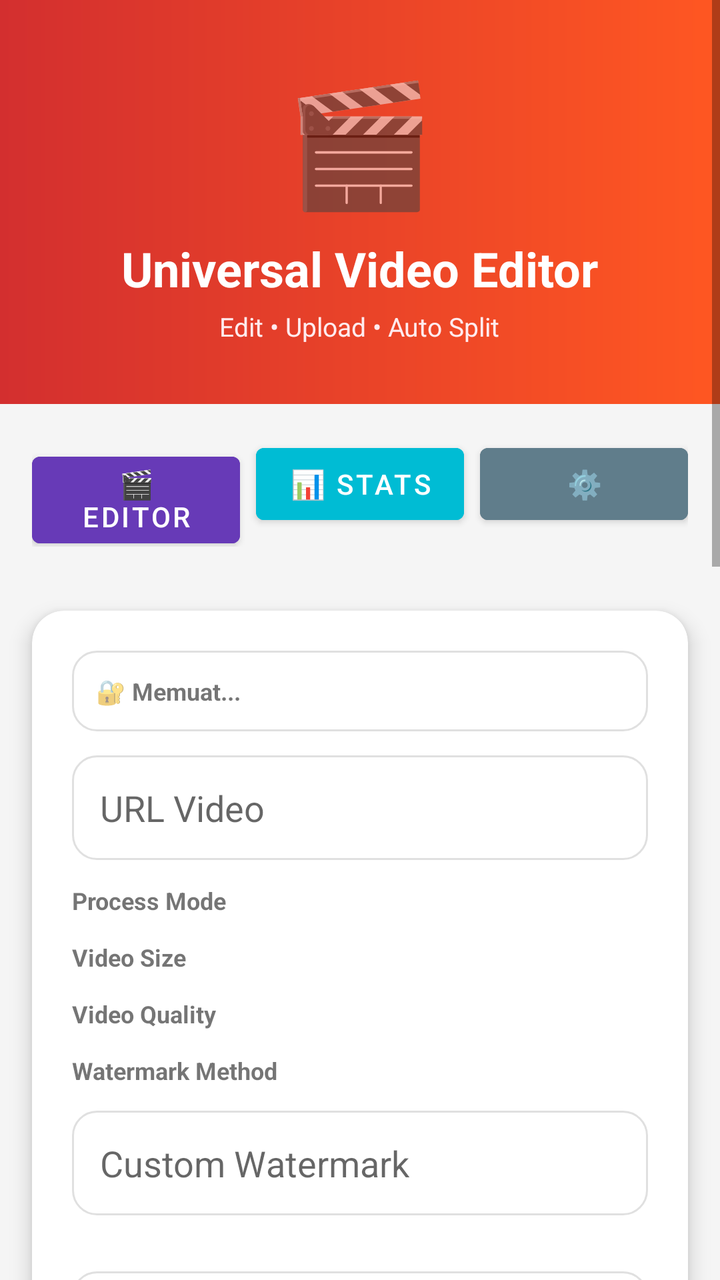
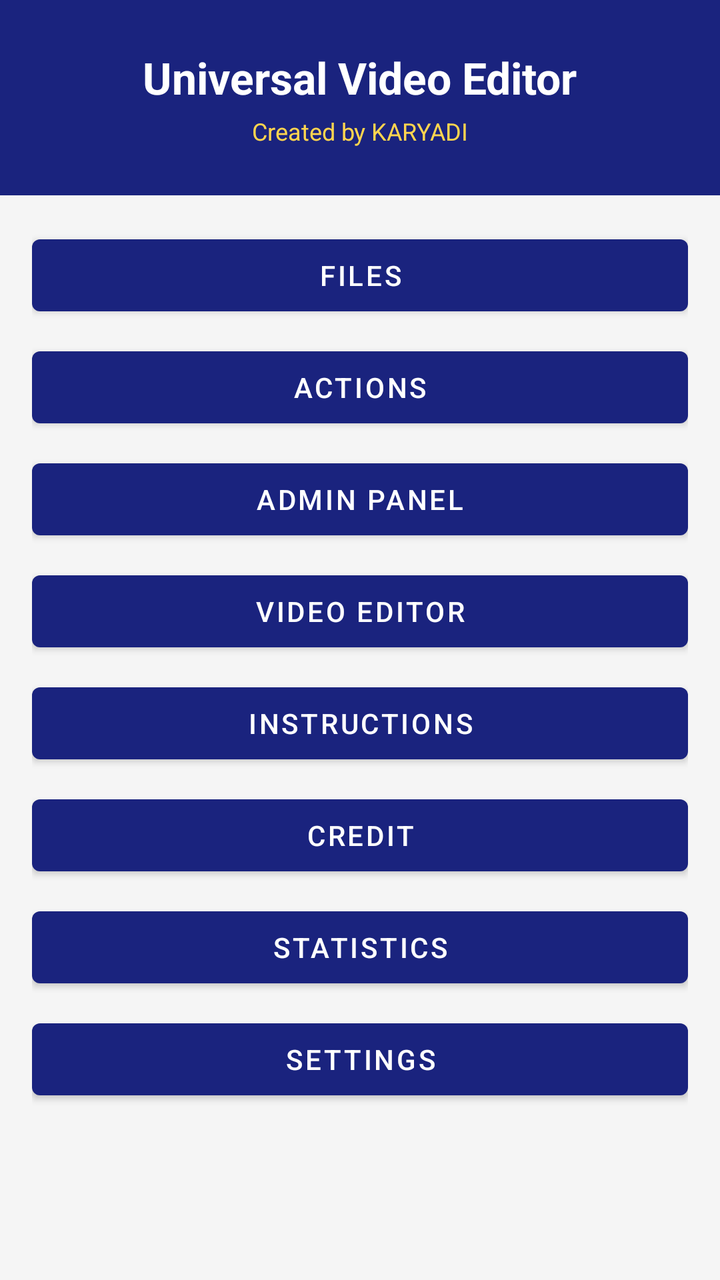

Two renders of the same Android screen: before a commit and after it. Below are the layout's source before the change and the commit's diff.
<!-- AndroidManifest.xml: application theme Theme.YadPipeline -->
<!-- res/layout/activity_main.xml -->
<?xml version="1.0" encoding="utf-8"?>
<ScrollView xmlns:android="http://schemas.android.com/apk/res/android"
    xmlns:app="http://schemas.android.com/apk/res-auto"
    android:layout_width="match_parent" android:layout_height="match_parent"
    android:fillViewport="true" android:background="@color/bg_light">
    <LinearLayout android:layout_width="match_parent" android:layout_height="wrap_content"
        android:orientation="vertical">

        <LinearLayout android:id="@+id/adminTapArea"
            android:layout_width="match_parent" android:layout_height="wrap_content"
            android:orientation="vertical" android:background="@drawable/header_gradient"
            android:padding="30dp" android:gravity="center"
            android:clickable="true" android:focusable="true">
            <TextView android:layout_width="wrap_content" android:layout_height="wrap_content"
                android:text="🎬" android:textSize="60sp" />
            <TextView android:layout_width="wrap_content" android:layout_height="wrap_content"
                android:text="Universal Video Editor" android:textSize="24sp"
                android:textStyle="bold" android:textColor="#FFFFFF" android:layout_marginTop="8dp" />
            <TextView android:layout_width="wrap_content" android:layout_height="wrap_content"
                android:text="Edit • Upload • Auto Split" android:textSize="13sp"
                android:textColor="#FFEBEE" android:layout_marginTop="4dp" />
        </LinearLayout>

        <ProgressBar android:id="@+id/progressBar" android:layout_width="wrap_content"
            android:layout_height="wrap_content" android:layout_gravity="center"
            android:visibility="gone" android:layout_marginTop="16dp"
            android:indeterminateTint="@color/brand_primary" />

        <LinearLayout android:layout_width="match_parent" android:layout_height="wrap_content"
            android:orientation="horizontal" android:padding="16dp">
            <Button android:id="@+id/btnVideoEditor" android:layout_width="0dp"
                android:layout_height="wrap_content" android:layout_weight="1"
                android:text="🎬 Editor" android:backgroundTint="#673AB7" android:textColor="#FFFFFF" />
            <Button android:id="@+id/btnStatistics" android:layout_width="0dp"
                android:layout_height="wrap_content" android:layout_weight="1"
                android:text="📊 Stats" android:backgroundTint="#00BCD4" android:textColor="#FFFFFF"
                android:layout_marginStart="8dp" />
            <Button android:id="@+id/btnSettings" android:layout_width="0dp"
                android:layout_height="wrap_content" android:layout_weight="1"
                android:text="⚙️" android:backgroundTint="#607D8B" android:textColor="#FFFFFF"
                android:layout_marginStart="8dp" />
        </LinearLayout>

        <androidx.cardview.widget.CardView android:layout_width="match_parent"
            android:layout_height="wrap_content" android:layout_margin="16dp"
            app:cardCornerRadius="16dp" app:cardElevation="6dp">
            <LinearLayout android:layout_width="match_parent" android:layout_height="wrap_content"
                android:orientation="vertical" android:padding="20dp">

                <TextView android:id="@+id/tvTokenInfo" android:layout_width="match_parent"
                    android:layout_height="wrap_content" android:text="🔐 Memuat..."
                    android:textSize="12sp" android:padding="12dp" android:background="@drawable/card_bg"
                    android:textStyle="bold" />

                <EditText android:id="@+id/etUrl" android:layout_width="match_parent"
                    android:layout_height="wrap_content" android:hint="URL Video"
                    android:inputType="textUri" android:padding="14dp"
                    android:background="@drawable/card_bg" android:layout_marginTop="12dp" />

                <TextView android:text="Process Mode" android:textSize="12sp"
                    android:textStyle="bold" android:layout_marginTop="12dp"
                    android:layout_width="wrap_content" android:layout_height="wrap_content" />
                <Spinner android:id="@+id/spinnerProcessMode" android:layout_width="match_parent"
                    android:layout_height="wrap_content" android:background="@drawable/card_bg" />

                <TextView android:text="Video Size" android:textSize="12sp"
                    android:textStyle="bold" android:layout_marginTop="12dp"
                    android:layout_width="wrap_content" android:layout_height="wrap_content" />
                <Spinner android:id="@+id/spinnerVideoSize" android:layout_width="match_parent"
                    android:layout_height="wrap_content" android:background="@drawable/card_bg" />

                <TextView android:text="Video Quality" android:textSize="12sp"
                    android:textStyle="bold" android:layout_marginTop="12dp"
                    android:layout_width="wrap_content" android:layout_height="wrap_content" />
                <Spinner android:id="@+id/spinnerVideoQuality" android:layout_width="match_parent"
                    android:layout_height="wrap_content" android:background="@drawable/card_bg" />

                <TextView android:text="Watermark Method" android:textSize="12sp"
                    android:textStyle="bold" android:layout_marginTop="12dp"
                    android:layout_width="wrap_content" android:layout_height="wrap_content" />
                <Spinner android:id="@+id/spinnerMethod" android:layout_width="match_parent"
                    android:layout_height="wrap_content" android:background="@drawable/card_bg" />

                <EditText android:id="@+id/etWatermarkText" android:layout_width="match_parent"
                    android:layout_height="wrap_content" android:hint="Custom Watermark"
                    android:inputType="text" android:padding="14dp"
                    android:background="@drawable/card_bg" android:layout_marginTop="12dp" />

                <Spinner android:id="@+id/spinnerWatermarkPosition" android:layout_width="match_parent"
                    android:layout_height="wrap_content" android:background="@drawable/card_bg"
                    android:layout_marginTop="8dp" />

                <Spinner android:id="@+id/spinnerWatermarkStyle" android:layout_width="match_parent"
                    android:layout_height="wrap_content" android:background="@drawable/card_bg"
                    android:layout_marginTop="8dp" />

                <EditText android:id="@+id/etPartDuration" android:layout_width="match_parent"
                    android:layout_height="wrap_content" android:text="300" android:inputType="number"
                    android:hint="Part Duration (detik)" android:padding="14dp"
                    android:background="@drawable/card_bg" android:layout_marginTop="12dp" />

                <Spinner android:id="@+id/spinnerPrivacy" android:layout_width="match_parent"
                    android:layout_height="wrap_content" android:background="@drawable/card_bg"
                    android:layout_marginTop="8dp" />

                <Spinner android:id="@+id/spinnerAutoUpload" android:layout_width="match_parent"
                    android:layout_height="wrap_content" android:background="@drawable/card_bg"
                    android:layout_marginTop="8dp" />

                <Spinner android:id="@+id/spinnerUploadType" android:layout_width="match_parent"
                    android:layout_height="wrap_content" android:background="@drawable/card_bg"
                    android:layout_marginTop="8dp" />

                <EditText android:id="@+id/etDelay" android:layout_width="match_parent"
                    android:layout_height="wrap_content" android:text="60" android:inputType="number"
                    android:hint="Upload Delay" android:padding="14dp"
                    android:background="@drawable/card_bg" android:layout_marginTop="12dp" />

                <EditText android:id="@+id/etStartPart" android:layout_width="match_parent"
                    android:layout_height="wrap_content" android:text="1" android:inputType="number"
                    android:hint="Start Part" android:padding="14dp"
                    android:background="@drawable/card_bg" android:layout_marginTop="12dp" />

                <LinearLayout android:id="@+id/layoutTokenUpload"
                    android:layout_width="match_parent" android:layout_height="wrap_content"
                    android:orientation="vertical" android:visibility="gone"
                    android:layout_marginTop="16dp">
                    <Button android:id="@+id/btnUploadYtToken" android:layout_width="match_parent"
                        android:layout_height="wrap_content" android:text="📤 Upload YouTube Token"
                        android:backgroundTint="@color/danger" android:textColor="#FFFFFF" />
                    <Button android:id="@+id/btnUploadApiKey" android:layout_width="match_parent"
                        android:layout_height="wrap_content" android:text="🔑 Upload API Key"
                        android:backgroundTint="@color/success" android:textColor="#FFFFFF"
                        android:layout_marginTop="8dp" />
                </LinearLayout>

                <Button android:id="@+id/btnRunWorkflow" android:layout_width="match_parent"
                    android:layout_height="60dp" android:text="🚀 RUN WORKFLOW"
                    android:textSize="17sp" android:textStyle="bold" android:textColor="#FFFFFF"
                    android:background="@drawable/header_gradient" android:layout_marginTop="20dp" />

                <Button android:id="@+id/btnOpenFiles" android:layout_width="match_parent"
                    android:layout_height="wrap_content" android:text="📁 Artifacts &amp; Releases"
                    android:textColor="#FFFFFF" android:backgroundTint="@color/purple"
                    android:layout_marginTop="10dp" />

                <Button android:id="@+id/btnOpenActionsView" android:layout_width="match_parent"
                    android:layout_height="wrap_content" android:text="📋 Actions History"
                    android:textColor="#FFFFFF" android:backgroundTint="#673AB7"
                    android:layout_marginTop="10dp" />

                <Button android:id="@+id/btnCheckStatus" android:layout_width="match_parent"
                    android:layout_height="wrap_content" android:text="📊 Check Status"
                    android:textColor="#FFFFFF" android:backgroundTint="@color/warning"
                    android:layout_marginTop="10dp" />

                <Button android:id="@+id/btnInstructions" android:layout_width="match_parent"
                    android:layout_height="wrap_content" android:text="📖 Instruksi"
                    android:textColor="#FFFFFF" android:backgroundTint="#00BCD4"
                    android:layout_marginTop="10dp" />

                <Button android:id="@+id/btnCredit" android:layout_width="match_parent"
                    android:layout_height="wrap_content" android:text="💝 Credits"
                    android:textColor="#FFFFFF" android:backgroundTint="#E91E63"
                    android:layout_marginTop="10dp" />

                <Button android:id="@+id/btnLogout" android:layout_width="match_parent"
                    android:layout_height="wrap_content" android:text="🔄 Reset"
                    android:textColor="#FFFFFF" android:backgroundTint="@color/text_secondary"
                    android:layout_marginTop="10dp" />

                <TextView android:id="@+id/tvStatus" android:layout_width="match_parent"
                    android:layout_height="wrap_content" android:padding="16dp"
                    android:background="@drawable/card_bg" android:textSize="12sp"
                    android:fontFamily="monospace" android:layout_marginTop="16dp"
                    android:minHeight="80dp" android:gravity="top" />
            </LinearLayout>
        </androidx.cardview.widget.CardView>

        <TextView android:layout_width="match_parent" android:layout_height="wrap_content"
            android:text="CREATED BY KARYADI · CODING KARYADI · DESIGNED BY KARYADI"
            android:textSize="10sp" android:textStyle="bold"
            android:textColor="@color/text_secondary"
            android:gravity="center" android:padding="16dp" />
    </LinearLayout>
</ScrollView>
<!-- resources referenced by this layout -->
<resources>
  <color name="bg_light">#F5F5F5</color>
  <color name="brand_primary">#1A237E</color>
  <color name="danger">#F44336</color>
  <color name="purple">#9C27B0</color>
  <color name="success">#4CAF50</color>
  <color name="text_secondary">#757575</color>
  <color name="warning">#FF9800</color>
  <!-- drawable card_bg (drawable) -->
  <?xml version="1.0" encoding="utf-8"?>
  <shape xmlns:android="http://schemas.android.com/apk/res/android">
      <solid android:color="#FFFFFF" />
      <corners android:radius="12dp" />
      <stroke android:width="1dp" android:color="#E0E0E0" />
  </shape>
  <!-- drawable header_gradient (drawable) -->
  <?xml version="1.0" encoding="utf-8"?>
  <shape xmlns:android="http://schemas.android.com/apk/res/android">
      <gradient
          android:angle="0"
          android:startColor="#D32F2F"
          android:endColor="#FF5722"
          android:type="linear" />
  </shape>
  <style name="Theme.YadPipeline" parent="Theme.MaterialComponents.DayNight.NoActionBar">
          <item name="colorPrimary">@color/primary</item>
          <item name="colorPrimaryVariant">@color/primary_dark</item>
          <item name="colorOnPrimary">@color/white</item>
          <item name="colorSecondary">@color/accent</item>
          <item name="colorSecondaryVariant">@color/accent_dark</item>
          <item name="colorOnSecondary">@color/white</item>
          <item name="android:statusBarColor" tools:targetApi="l">@color/primary_dark</item>
      </style>
  <color name="primary">#1A237E</color>
  <color name="primary_dark">#0D47A1</color>
  <color name="white">#FFFFFF</color>
  <color name="accent">#FF9800</color>
  <color name="accent_dark">#F57C00</color>
</resources>

<!-- the commit's change to res/layout/activity_main.xml (unified diff, before → after) -->
@@ -1,186 +1,69 @@
 <?xml version="1.0" encoding="utf-8"?>
 <ScrollView xmlns:android="http://schemas.android.com/apk/res/android"
-    xmlns:app="http://schemas.android.com/apk/res-auto"
-    android:layout_width="match_parent" android:layout_height="match_parent"
-    android:fillViewport="true" android:background="@color/bg_light">
-    <LinearLayout android:layout_width="match_parent" android:layout_height="wrap_content"
-        android:orientation="vertical">
+    android:layout_width="match_parent"
+    android:layout_height="match_parent"
+    android:background="#F5F5F5">
 
-        <LinearLayout android:id="@+id/adminTapArea"
-            android:layout_width="match_parent" android:layout_height="wrap_content"
-            android:orientation="vertical" android:background="@drawable/header_gradient"
-            android:padding="30dp" android:gravity="center"
-            android:clickable="true" android:focusable="true">
-            <TextView android:layout_width="wrap_content" android:layout_height="wrap_content"
-                android:text="🎬" android:textSize="60sp" />
-            <TextView android:layout_width="wrap_content" android:layout_height="wrap_content"
-                android:text="Universal Video Editor" android:textSize="24sp"
-                android:textStyle="bold" android:textColor="#FFFFFF" android:layout_marginTop="8dp" />
-            <TextView android:layout_width="wrap_content" android:layout_height="wrap_content"
-                android:text="Edit • Upload • Auto Split" android:textSize="13sp"
-                android:textColor="#FFEBEE" android:layout_marginTop="4dp" />
+    <LinearLayout
+        android:orientation="vertical"
+        android:layout_width="match_parent"
+        android:layout_height="wrap_content">
+
+        <LinearLayout
+            android:orientation="vertical"
+            android:background="#1A237E"
+            android:padding="24dp"
+            android:layout_width="match_parent"
+            android:layout_height="wrap_content">
+            <TextView
+                android:text="Universal Video Editor"
+                android:textColor="#FFFFFF"
+                android:textSize="22sp"
+                android:textStyle="bold"
+                android:layout_gravity="center"
+                android:layout_width="wrap_content"
+                android:layout_height="wrap_content"/>
+            <TextView
+                android:id="@+id/tvCredit"
+                android:text="Created by KARYADI"
+                android:textColor="#FFD54F"
+                android:textSize="12sp"
+                android:layout_gravity="center"
+                android:layout_marginTop="4dp"
+                android:layout_width="wrap_content"
+                android:layout_height="wrap_content"/>
         </LinearLayout>
 
-        <ProgressBar android:id="@+id/progressBar" android:layout_width="wrap_content"
-            android:layout_height="wrap_content" android:layout_gravity="center"
-            android:visibility="gone" android:layout_marginTop="16dp"
-            android:indeterminateTint="@color/brand_primary" />
+        <LinearLayout
+            android:orientation="vertical"
+            android:padding="16dp"
+            android:layout_width="match_parent"
+            android:layout_height="wrap_content">
 
-        <LinearLayout android:layout_width="match_parent" android:layout_height="wrap_content"
-            android:orientation="horizontal" android:padding="16dp">
-            <Button android:id="@+id/btnVideoEditor" android:layout_width="0dp"
-                android:layout_height="wrap_content" android:layout_weight="1"
-                android:text="🎬 Editor" android:backgroundTint="#673AB7" android:textColor="#FFFFFF" />
-            <Button android:id="@+id/btnStatistics" android:layout_width="0dp"
-                android:layout_height="wrap_content" android:layout_weight="1"
-                android:text="📊 Stats" android:backgroundTint="#00BCD4" android:textColor="#FFFFFF"
-                android:layout_marginStart="8dp" />
-            <Button android:id="@+id/btnSettings" android:layout_width="0dp"
-                android:layout_height="wrap_content" android:layout_weight="1"
-                android:text="⚙️" android:backgroundTint="#607D8B" android:textColor="#FFFFFF"
-                android:layout_marginStart="8dp" />
+            <Button android:id="@+id/btnFiles" android:text="Files"
+                android:layout_marginBottom="8dp"
+                android:layout_width="match_parent" android:layout_height="wrap_content"/>
+            <Button android:id="@+id/btnActions" android:text="Actions"
+                android:layout_marginBottom="8dp"
+                android:layout_width="match_parent" android:layout_height="wrap_content"/>
+            <Button android:id="@+id/btnAdmin" android:text="Admin Panel"
+                android:layout_marginBottom="8dp"
+                android:layout_width="match_parent" android:layout_height="wrap_content"/>
+            <Button android:id="@+id/btnEditor" android:text="Video Editor"
+                android:layout_marginBottom="8dp"
+                android:layout_width="match_parent" android:layout_height="wrap_content"/>
+            <Button android:id="@+id/btnInstructions" android:text="Instructions"
+                android:layout_marginBottom="8dp"
+                android:layout_width="match_parent" android:layout_height="wrap_content"/>
+            <Button android:id="@+id/btnCredit" android:text="Credit"
+                android:layout_marginBottom="8dp"
+                android:layout_width="match_parent" android:layout_height="wrap_content"/>
+            <Button android:id="@+id/btnStatistics" android:text="Statistics"
+                android:layout_marginBottom="8dp"
+                android:layout_width="match_parent" android:layout_height="wrap_content"/>
+            <Button android:id="@+id/btnSettings" android:text="Settings"
+                android:layout_marginBottom="8dp"
+                android:layout_width="match_parent" android:layout_height="wrap_content"/>
         </LinearLayout>
-
-        <androidx.cardview.widget.CardView android:layout_width="match_parent"
-            android:layout_height="wrap_content" android:layout_margin="16dp"
-            app:cardCornerRadius="16dp" app:cardElevation="6dp">
-            <LinearLayout android:layout_width="match_parent" android:layout_height="wrap_content"
-                android:orientation="vertical" android:padding="20dp">
-
-                <TextView android:id="@+id/tvTokenInfo" android:layout_width="match_parent"
-                    android:layout_height="wrap_content" android:text="🔐 Memuat..."
-                    android:textSize="12sp" android:padding="12dp" android:background="@drawable/card_bg"
-                    android:textStyle="bold" />
-
-                <EditText android:id="@+id/etUrl" android:layout_width="match_parent"
-                    android:layout_height="wrap_content" android:hint="URL Video"
-                    android:inputType="textUri" android:padding="14dp"
-                    android:background="@drawable/card_bg" android:layout_marginTop="12dp" />
-
-                <TextView android:text="Process Mode" android:textSize="12sp"
-                    android:textStyle="bold" android:layout_marginTop="12dp"
-                    android:layout_width="wrap_content" android:layout_height="wrap_content" />
-                <Spinner android:id="@+id/spinnerProcessMode" android:layout_width="match_parent"
-                    android:layout_height="wrap_content" android:background="@drawable/card_bg" />
-
-                <TextView android:text="Video Size" android:textSize="12sp"
-                    android:textStyle="bold" android:layout_marginTop="12dp"
-                    android:layout_width="wrap_content" android:layout_height="wrap_content" />
-                <Spinner android:id="@+id/spinnerVideoSize" android:layout_width="match_parent"
-                    android:layout_height="wrap_content" android:background="@drawable/card_bg" />
-
-                <TextView android:text="Video Quality" android:textSize="12sp"
-                    android:textStyle="bold" android:layout_marginTop="12dp"
-                    android:layout_width="wrap_content" android:layout_height="wrap_content" />
-                <Spinner android:id="@+id/spinnerVideoQuality" android:layout_width="match_parent"
-                    android:layout_height="wrap_content" android:background="@drawable/card_bg" />
-
-                <TextView android:text="Watermark Method" android:textSize="12sp"
-                    android:textStyle="bold" android:layout_marginTop="12dp"
-                    android:layout_width="wrap_content" android:layout_height="wrap_content" />
-                <Spinner android:id="@+id/spinnerMethod" android:layout_width="match_parent"
-                    android:layout_height="wrap_content" android:background="@drawable/card_bg" />
-
-                <EditText android:id="@+id/etWatermarkText" android:layout_width="match_parent"
-                    android:layout_height="wrap_content" android:hint="Custom Watermark"
-                    android:inputType="text" android:padding="14dp"
-                    android:background="@drawable/card_bg" android:layout_marginTop="12dp" />
-
-                <Spinner android:id="@+id/spinnerWatermarkPosition" android:layout_width="match_parent"
-                    android:layout_height="wrap_content" android:background="@drawable/card_bg"
-                    android:layout_marginTop="8dp" />
-
-                <Spinner android:id="@+id/spinnerWatermarkStyle" android:layout_width="match_parent"
-                    android:layout_height="wrap_content" android:background="@drawable/card_bg"
-                    android:layout_marginTop="8dp" />
-
-                <EditText android:id="@+id/etPartDuration" android:layout_width="match_parent"
-                    android:layout_height="wrap_content" android:text="300" android:inputType="number"
-                    android:hint="Part Duration (detik)" android:padding="14dp"
-                    android:background="@drawable/card_bg" android:layout_marginTop="12dp" />
-
-                <Spinner android:id="@+id/spinnerPrivacy" android:layout_width="match_parent"
-                    android:layout_height="wrap_content" android:background="@drawable/card_bg"
-                    android:layout_marginTop="8dp" />
-
-                <Spinner android:id="@+id/spinnerAutoUpload" android:layout_width="match_parent"
-                    android:layout_height="wrap_content" android:background="@drawable/card_bg"
-                    android:layout_marginTop="8dp" />
-
-                <Spinner android:id="@+id/spinnerUploadType" android:layout_width="match_parent"
-                    android:layout_height="wrap_content" android:background="@drawable/card_bg"
-                    android:layout_marginTop="8dp" />
-
-                <EditText android:id="@+id/etDelay" android:layout_width="match_parent"
-                    android:layout_height="wrap_content" android:text="60" android:inputType="number"
-                    android:hint="Upload Delay" android:padding="14dp"
-                    android:background="@drawable/card_bg" android:layout_marginTop="12dp" />
-
-                <EditText android:id="@+id/etStartPart" android:layout_width="match_parent"
-                    android:layout_height="wrap_content" android:text="1" android:inputType="number"
-                    android:hint="Start Part" android:padding="14dp"
-                    android:background="@drawable/card_bg" android:layout_marginTop="12dp" />
-
-                <LinearLayout android:id="@+id/layoutTokenUpload"
-                    android:layout_width="match_parent" android:layout_height="wrap_content"
-                    android:orientation="vertical" android:visibility="gone"
-                    android:layout_marginTop="16dp">
-                    <Button android:id="@+id/btnUploadYtToken" android:layout_width="match_parent"
-                        android:layout_height="wrap_content" android:text="📤 Upload YouTube Token"
-                        android:backgroundTint="@color/danger" android:textColor="#FFFFFF" />
-                    <Button android:id="@+id/btnUploadApiKey" android:layout_width="match_parent"
-                        android:layout_height="wrap_content" android:text="🔑 Upload API Key"
-                        android:backgroundTint="@color/success" android:textColor="#FFFFFF"
-                        android:layout_marginTop="8dp" />
-                </LinearLayout>
-
-                <Button android:id="@+id/btnRunWorkflow" android:layout_width="match_parent"
-                    android:layout_height="60dp" android:text="🚀 RUN WORKFLOW"
-                    android:textSize="17sp" android:textStyle="bold" android:textColor="#FFFFFF"
-                    android:background="@drawable/header_gradient" android:layout_marginTop="20dp" />
-
-                <Button android:id="@+id/btnOpenFiles" android:layout_width="match_parent"
-                    android:layout_height="wrap_content" android:text="📁 Artifacts &amp; Releases"
-                    android:textColor="#FFFFFF" android:backgroundTint="@color/purple"
-                    android:layout_marginTop="10dp" />
-
-                <Button android:id="@+id/btnOpenActionsView" android:layout_width="match_parent"
-                    android:layout_height="wrap_content" android:text="📋 Actions History"
-                    android:textColor="#FFFFFF" android:backgroundTint="#673AB7"
-                    android:layout_marginTop="10dp" />
-
-                <Button android:id="@+id/btnCheckStatus" android:layout_width="match_parent"
-                    android:layout_height="wrap_content" android:text="📊 Check Status"
-                    android:textColor="#FFFFFF" android:backgroundTint="@color/warning"
-                    android:layout_marginTop="10dp" />
-
-                <Button android:id="@+id/btnInstructions" android:layout_width="match_parent"
-                    android:layout_height="wrap_content" android:text="📖 Instruksi"
-                    android:textColor="#FFFFFF" android:backgroundTint="#00BCD4"
-                    android:layout_marginTop="10dp" />
-
-                <Button android:id="@+id/btnCredit" android:layout_width="match_parent"
-                    android:layout_height="wrap_content" android:text="💝 Credits"
-                    android:textColor="#FFFFFF" android:backgroundTint="#E91E63"
-                    android:layout_marginTop="10dp" />
-
-                <Button android:id="@+id/btnLogout" android:layout_width="match_parent"
-                    android:layout_height="wrap_content" android:text="🔄 Reset"
-                    android:textColor="#FFFFFF" android:backgroundTint="@color/text_secondary"
-                    android:layout_marginTop="10dp" />
-
-                <TextView android:id="@+id/tvStatus" android:layout_width="match_parent"
-                    android:layout_height="wrap_content" android:padding="16dp"
-                    android:background="@drawable/card_bg" android:textSize="12sp"
-                    android:fontFamily="monospace" android:layout_marginTop="16dp"
-                    android:minHeight="80dp" android:gravity="top" />
-            </LinearLayout>
-        </androidx.cardview.widget.CardView>
-
-        <TextView android:layout_width="match_parent" android:layout_height="wrap_content"
-            android:text="CREATED BY KARYADI · CODING KARYADI · DESIGNED BY KARYADI"
-            android:textSize="10sp" android:textStyle="bold"
-            android:textColor="@color/text_secondary"
-            android:gravity="center" android:padding="16dp" />
     </LinearLayout>
 </ScrollView>
<!-- resource entries referenced after the edit -->
@@ -1,41 +1,15 @@
 <!-- resources referenced by this layout -->
 <resources>
-  <color name="bg_light">#F5F5F5</color>
-  <color name="brand_primary">#1A237E</color>
-  <color name="danger">#F44336</color>
-  <color name="purple">#9C27B0</color>
-  <color name="success">#4CAF50</color>
-  <color name="text_secondary">#757575</color>
-  <color name="warning">#FF9800</color>
-  <!-- drawable card_bg (drawable) -->
-  <?xml version="1.0" encoding="utf-8"?>
-  <shape xmlns:android="http://schemas.android.com/apk/res/android">
-      <solid android:color="#FFFFFF" />
-      <corners android:radius="12dp" />
-      <stroke android:width="1dp" android:color="#E0E0E0" />
-  </shape>
-  <!-- drawable header_gradient (drawable) -->
-  <?xml version="1.0" encoding="utf-8"?>
-  <shape xmlns:android="http://schemas.android.com/apk/res/android">
-      <gradient
-          android:angle="0"
-          android:startColor="#D32F2F"
-          android:endColor="#FF5722"
-          android:type="linear" />
-  </shape>
   <style name="Theme.YadPipeline" parent="Theme.MaterialComponents.DayNight.NoActionBar">
           <item name="colorPrimary">@color/primary</item>
           <item name="colorPrimaryVariant">@color/primary_dark</item>
           <item name="colorOnPrimary">@color/white</item>
           <item name="colorSecondary">@color/accent</item>
-          <item name="colorSecondaryVariant">@color/accent_dark</item>
           <item name="colorOnSecondary">@color/white</item>
-          <item name="android:statusBarColor" tools:targetApi="l">@color/primary_dark</item>
       </style>
   <color name="primary">#1A237E</color>
   <color name="primary_dark">#0D47A1</color>
   <color name="white">#FFFFFF</color>
   <color name="accent">#FF9800</color>
-  <color name="accent_dark">#F57C00</color>
 </resources>
 
